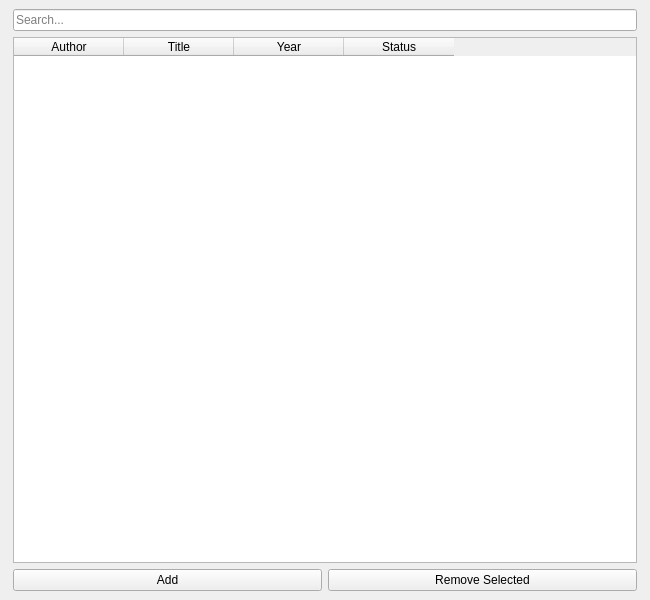
Qt form apps/gui/MainWindow.ui (flo-fve/library) before a commit.
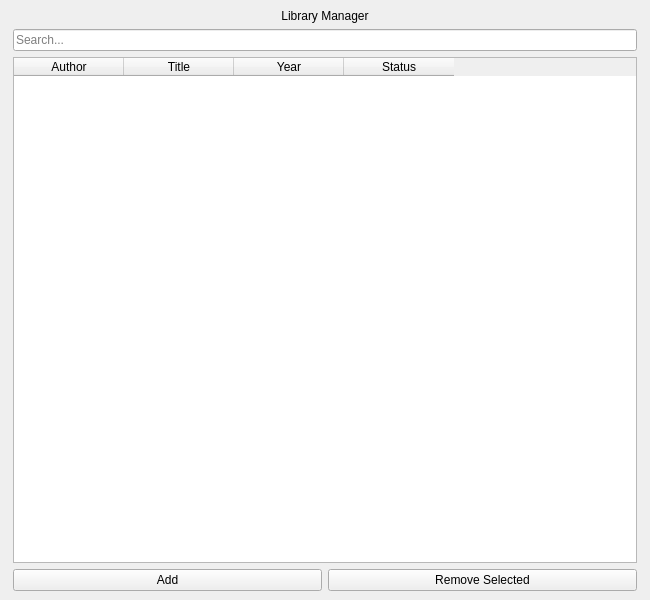
The same form after that commit.

Commit message: Add header for the main window

The edit to the form file:
```diff
--- a/apps/gui/MainWindow.ui
+++ b/apps/gui/MainWindow.ui
@@ -22,13 +22,23 @@
   <widget class="QWidget" name="centralwidget">
    <layout class="QVBoxLayout" name="verticalLayout">
     <item>
-     <layout class="QVBoxLayout" name="mainLayout" stretch="1,10,1">
+     <layout class="QVBoxLayout" name="mainLayout" stretch="0,1,10,1">
       <property name="leftMargin">
        <number>4</number>
       </property>
       <property name="rightMargin">
        <number>4</number>
       </property>
+      <item>
+       <widget class="QLabel" name="header">
+        <property name="text">
+         <string>Library Manager</string>
+        </property>
+        <property name="alignment">
+         <set>Qt::AlignCenter</set>
+        </property>
+       </widget>
+      </item>
       <item>
        <widget class="QLineEdit" name="searchBar">
         <property name="inputMask">
```
The commit also changes 1 other file.
